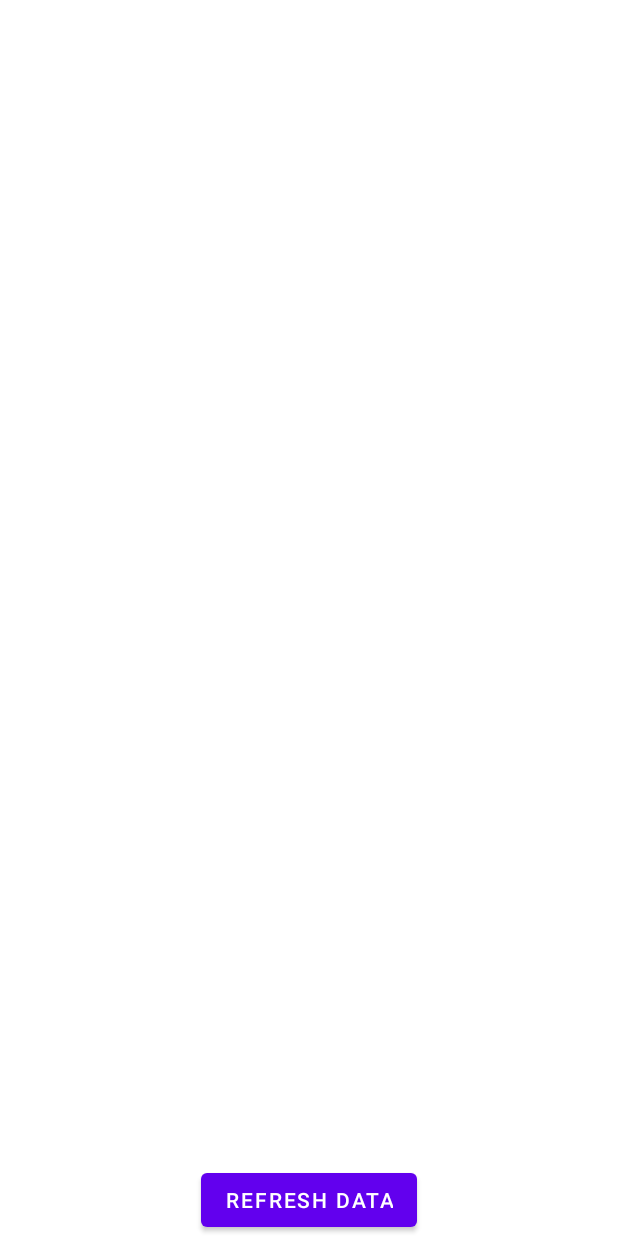
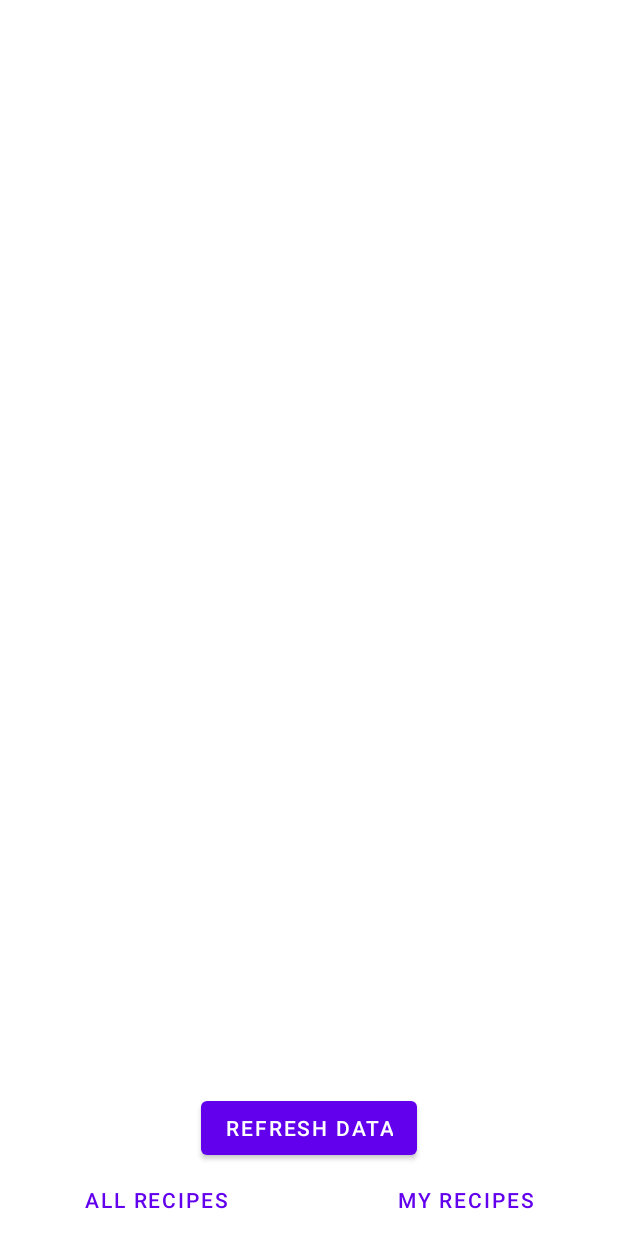
Before and after one commit to Zoeybiulala/swe-project, an Android app: the layout activity_global_recipe_view.xml on its own in the app's theme, with its tools: preview values and no code run, on a phone screen of 412 x 824 dp. Run offline under Robolectric (Android 15) with nearby library versions, the phone set to English and light mode, and no system bars.

Commit message:
Adding bottom nav buttons (nonfunctional)

```diff
--- a/ExploreJournal/app/src/main/java/com/example/explorejournal/GlobalRecipeView.java
+++ b/ExploreJournal/app/src/main/java/com/example/explorejournal/GlobalRecipeView.java
@@ -6,6 +6,8 @@ import androidx.recyclerview.widget.LinearLayoutManager;
 import androidx.recyclerview.widget.RecyclerView;
 
 import android.annotation.SuppressLint;
+import android.content.Intent;
+import android.graphics.Color;
 import android.os.Bundle;
 
 import java.net.HttpURLConnection;
@@ -19,6 +21,7 @@ import java.util.concurrent.TimeUnit;
 
 import android.util.Log;
 import android.view.View;
+import android.widget.Button;
 import android.widget.TextView;
 import android.widget.Toast;
 
@@ -55,6 +58,9 @@ public class GlobalRecipeView extends AppCompatActivity implements GlobalRecipeA
                     ((LinearLayoutManager)(recyclerView.getLayoutManager())).getOrientation());
             recyclerView.addItemDecoration(dividerItemDecoration);
         }
+
+        Button here = findViewById(R.id.nav_button_global_recipes);
+        here.setBackgroundColor(getResources().getColor(R.color.purple_light));
     }
 
     @Override
--- a/ExploreJournal/app/src/main/java/com/example/explorejournal/MainActivity.java
+++ b/ExploreJournal/app/src/main/java/com/example/explorejournal/MainActivity.java
@@ -11,12 +11,14 @@ import android.content.Intent;
 import android.os.Bundle;
 import android.util.Log;
 import android.view.View;
+import android.widget.Button;
 import android.widget.TextView;
 
 import com.google.android.gms.auth.api.signin.GoogleSignIn;
 import com.google.android.gms.auth.api.signin.GoogleSignInAccount;
 import com.google.android.gms.auth.api.signin.GoogleSignInClient;
 import com.google.android.gms.auth.api.signin.GoogleSignInOptions;
+import com.google.android.gms.common.SignInButton;
 import com.google.android.gms.common.api.ApiException;
 import com.google.android.gms.tasks.Task;
 
@@ -64,6 +66,9 @@ public class MainActivity extends AppCompatActivity {
         if(ping()){
             TextView serverRunning = findViewById(R.id.server_status);
             serverRunning.setText("Server running at launch");
+        } else {
+            SignInButton login = findViewById(R.id.sign_in_button);
+            login.setEnabled(false);
         }
     }
 
--- a/ExploreJournal/app/src/main/res/layout/activity_global_recipe_view.xml
+++ b/ExploreJournal/app/src/main/res/layout/activity_global_recipe_view.xml
@@ -35,6 +35,8 @@
             android:text="@string/refresh_data"
             tools:ignore="UsingOnClickInXml" />
 
+        <include layout="@layout/bottom_nav_buttons"/>
+
     </LinearLayout>
 
 </androidx.constraintlayout.widget.ConstraintLayout>
--- /dev/null
+++ b/ExploreJournal/app/src/main/res/layout/bottom_nav_buttons.xml
@@ -0,0 +1,23 @@
+<?xml version="1.0" encoding="utf-8"?>
+<LinearLayout xmlns:android="http://schemas.android.com/apk/res/android"
+    android:layout_width="match_parent"
+    android:layout_height="wrap_content"
+    style="?android:attr/buttonBarStyle">
+
+    <Button
+        android:id="@+id/nav_button_global_recipes"
+        android:layout_width="wrap_content"
+        android:layout_height="wrap_content"
+        android:layout_weight="1"
+        android:text="@string/all_recipes"
+        style="?android:attr/buttonBarButtonStyle" />
+
+    <Button
+        android:id="@+id/nav_button_my_recipes"
+        android:layout_width="wrap_content"
+        android:layout_height="wrap_content"
+        android:layout_weight="1"
+        android:text="@string/my_recipes"
+        style="?android:attr/buttonBarButtonStyle"/>
+
+</LinearLayout>
--- a/ExploreJournal/app/src/main/res/values/colors.xml
+++ b/ExploreJournal/app/src/main/res/values/colors.xml
@@ -7,4 +7,5 @@
     <color name="teal_700">#FF018786</color>
     <color name="black">#FF000000</color>
     <color name="white">#FFFFFFFF</color>
+    <color name="purple_light">#dfbff2</color>
 </resources>
--- a/ExploreJournal/app/src/main/res/values/strings.xml
+++ b/ExploreJournal/app/src/main/res/values/strings.xml
@@ -7,4 +7,6 @@
     <string name="refresh_data">Refresh Data</string>
     <string name="server_not_running_at_launch">Server not running at launch</string>
     <string name="example_text">example text</string>
+    <string name="all_recipes">All Recipes</string>
+    <string name="my_recipes">My Recipes</string>
 </resources>
```
